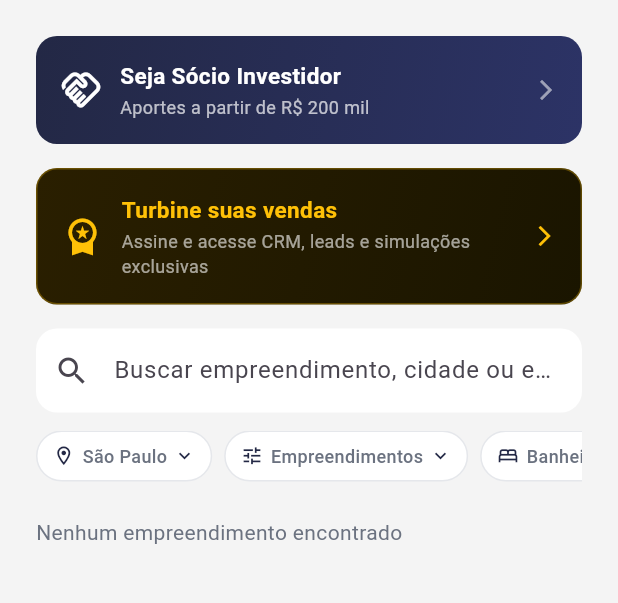
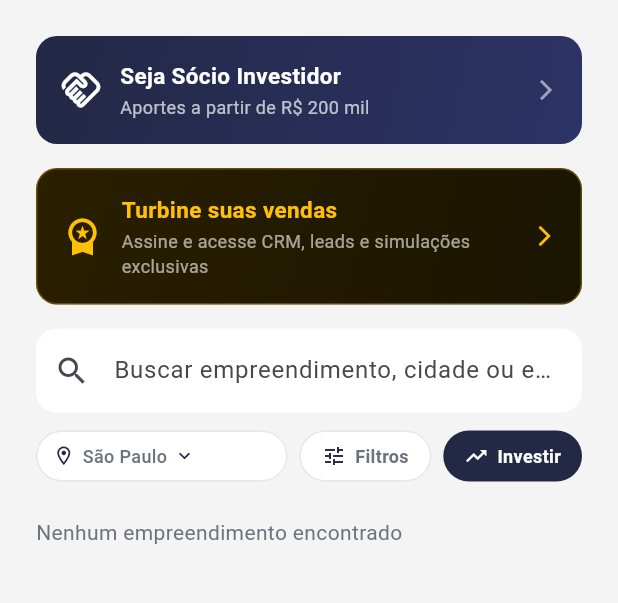
Before and after one commit to Bedingu/global-real, a Flutter app: the DashboardPage screen opened by its route, on a phone screen of 412 x 824 dp, the part 84-687 px from its top. Run offline on Flutter 3.47's test engine with Material 3 defaults, Android fonts, the phone set to English and light mode, and no system bars; our stand-ins replace fl_chart, flutter_dotenv, flutter_svg, google_maps_flutter, qr_flutter, supabase_flutter and 1 more; accounts and stored records are empty; network calls fail.

Commit message:
feat: mobile filter drawer - replaces horizontal carousel on small screens

```diff
--- a/lib/pages/dashboard/dashboard_page.dart
+++ b/lib/pages/dashboard/dashboard_page.dart
@@ -308,11 +308,168 @@ class _DashboardPageState extends State<DashboardPage> {
             ),
           _buildSearch(),
           const SizedBox(height: 12),
-          _buildFilterRow(),
+          _buildFilterRowResponsive(context),
           const SizedBox(height: 24),
           _buildResults(),
         ],
       ),
+    );
+  }
+
+  // =============================
+  // FILTER ROW RESPONSIVE
+  // =============================
+
+  Widget _buildFilterRowResponsive(BuildContext context) {
+    final screenWidth = MediaQuery.of(context).size.width;
+    final isMobile = screenWidth < 600;
+
+    if (isMobile) {
+      return _buildMobileFilterBar();
+    }
+    return _buildFilterRow();
+  }
+
+  Widget _buildMobileFilterBar() {
+    final t = AppLocalizations.of(context)!;
+    return Row(
+      children: [
+        // Hub selector
+        Expanded(
+          child: MarketHubFilter(
+            value: _hub,
+            onChanged: (hub) {
+              setState(() {
+                _hub = hub;
+                _marketFilter = defaultMarketFilterByHub(hub);
+              });
+            },
+          ),
+        ),
+        const SizedBox(width: 8),
+        // Botão Filtros
+        InkWell(
+          onTap: () => _openMobileFilterDrawer(context),
+          borderRadius: BorderRadius.circular(_filterRadius),
+          child: Container(
+            height: _filterHeight,
+            padding: const EdgeInsets.symmetric(horizontal: 14),
+            decoration: BoxDecoration(
+              color: _filterBg,
+              borderRadius: BorderRadius.circular(_filterRadius),
+              border: Border.all(color: _filterBorder),
+            ),
+            child: const Row(
+              mainAxisSize: MainAxisSize.min,
+              children: [
+                Icon(Icons.tune, size: 16),
+                SizedBox(width: 6),
+                Text('Filtros', style: TextStyle(fontSize: 12, fontWeight: FontWeight.w600)),
+              ],
+            ),
+          ),
+        ),
+        const SizedBox(width: 8),
+        // Botão Investimento
+        InkWell(
+          onTap: () {
+            if (!_isPremiumUser && !kDevBypassPremium) {
+              _openPaywall();
+              return;
+            }
+            Navigator.push(context, MaterialPageRoute(builder: (_) => const PrivatePage()));
+          },
+          borderRadius: BorderRadius.circular(_filterRadius),
+          child: Container(
+            height: _filterHeight,
+            padding: const EdgeInsets.symmetric(horizontal: 14),
+            decoration: BoxDecoration(
+              color: const Color(0xFF232845),
+              borderRadius: BorderRadius.circular(_filterRadius),
+            ),
+            child: const Row(
+              mainAxisSize: MainAxisSize.min,
+              children: [
+                Icon(Icons.trending_up, size: 16, color: Colors.white),
+                SizedBox(width: 6),
+                Text('Investir', style: TextStyle(fontSize: 12, fontWeight: FontWeight.w600, color: Colors.white)),
+              ],
+            ),
+          ),
+        ),
+      ],
+    );
+  }
+
+  void _openMobileFilterDrawer(BuildContext context) {
+    final t = AppLocalizations.of(context)!;
+    showModalBottomSheet(
+      context: context,
+      isScrollControlled: true,
+      backgroundColor: Colors.white,
+      shape: const RoundedRectangleBorder(
+        borderRadius: BorderRadius.vertical(top: Radius.circular(20)),
+      ),
+      builder: (ctx) => DraggableScrollableSheet(
+        initialChildSize: 0.7,
+        maxChildSize: 0.9,
+        minChildSize: 0.4,
+        expand: false,
+        builder: (_, scrollController) => ListView(
+          controller: scrollController,
+          padding: const EdgeInsets.all(20),
+          children: [
+            // Handle
+            Center(
+              child: Container(
+                width: 40, height: 4,
+                decoration: BoxDecoration(color: Colors.grey[300], borderRadius: BorderRadius.circular(2)),
+              ),
+            ),
+            const SizedBox(height: 16),
+            const Text('Filtros', style: TextStyle(fontSize: 20, fontWeight: FontWeight.bold)),
+            const SizedBox(height: 20),
+            // Empreendimentos
+            _mobileFilterTile(t.filter_developments, Icons.apartment_outlined, _openMarketFilter),
+            _mobileFilterTile(t.filter_capacity, Icons.people_outline, _openCapacityFilter),
+            _mobileFilterTile(t.budget_title, Icons.attach_money, _openBudgetModal),
+            _mobileFilterTile(t.amenities_title, Icons.pool_outlined, _openAmenitiesModal),
+            _mobileFilterTile(t.filter_property_type, Icons.apartment_outlined, _openPropertyTypeModal),
+            _mobileFilterTile(t.filter_delivery_date, Icons.calendar_month_outlined, _openDeliveryDateModal),
+            _mobileFilterTile(t.filter_price_range, Icons.price_change_outlined, _openPriceRangeModal),
+            _mobileFilterTile('Proximidade', Icons.near_me_outlined, () {
+              Navigator.pop(ctx);
+              // TODO: open proximity filter
+            }),
+            const SizedBox(height: 16),
+            SizedBox(
+              width: double.infinity,
+              height: 48,
+              child: ElevatedButton(
+                onPressed: () => Navigator.pop(ctx),
+                style: ElevatedButton.styleFrom(
+                  backgroundColor: const Color(0xFF232845),
+                  shape: RoundedRectangleBorder(borderRadius: BorderRadius.circular(12)),
+                ),
+                child: const Text('Aplicar Filtros', style: TextStyle(color: Colors.white, fontWeight: FontWeight.w600)),
+              ),
+            ),
+          ],
+        ),
+      ),
+    );
+  }
+
+  Widget _mobileFilterTile(String label, IconData icon, VoidCallback onTap) {
+    return ListTile(
+      leading: Icon(icon, color: const Color(0xFF232845), size: 22),
+      title: Text(label, style: const TextStyle(fontSize: 14, fontWeight: FontWeight.w500)),
+      trailing: const Icon(Icons.chevron_right, size: 20, color: Colors.grey),
+      onTap: () {
+        Navigator.pop(context);
+        onTap();
+      },
+      contentPadding: EdgeInsets.zero,
     );
   }
 
```
